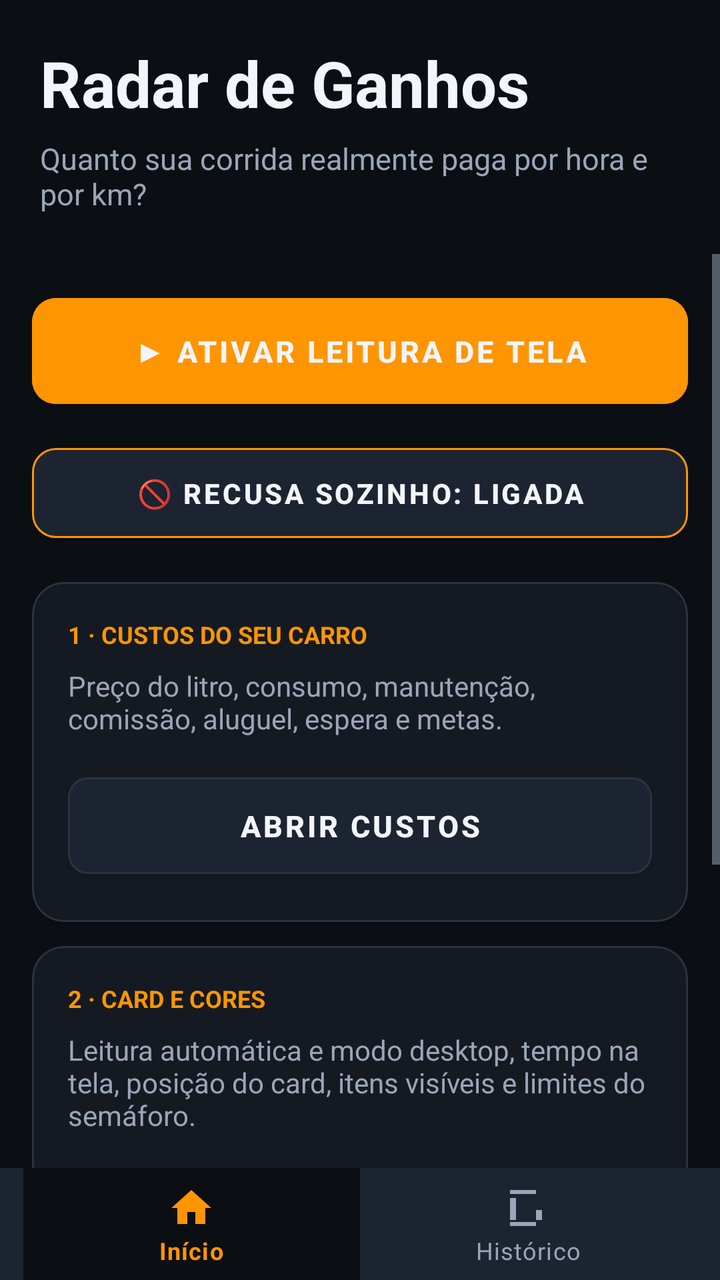
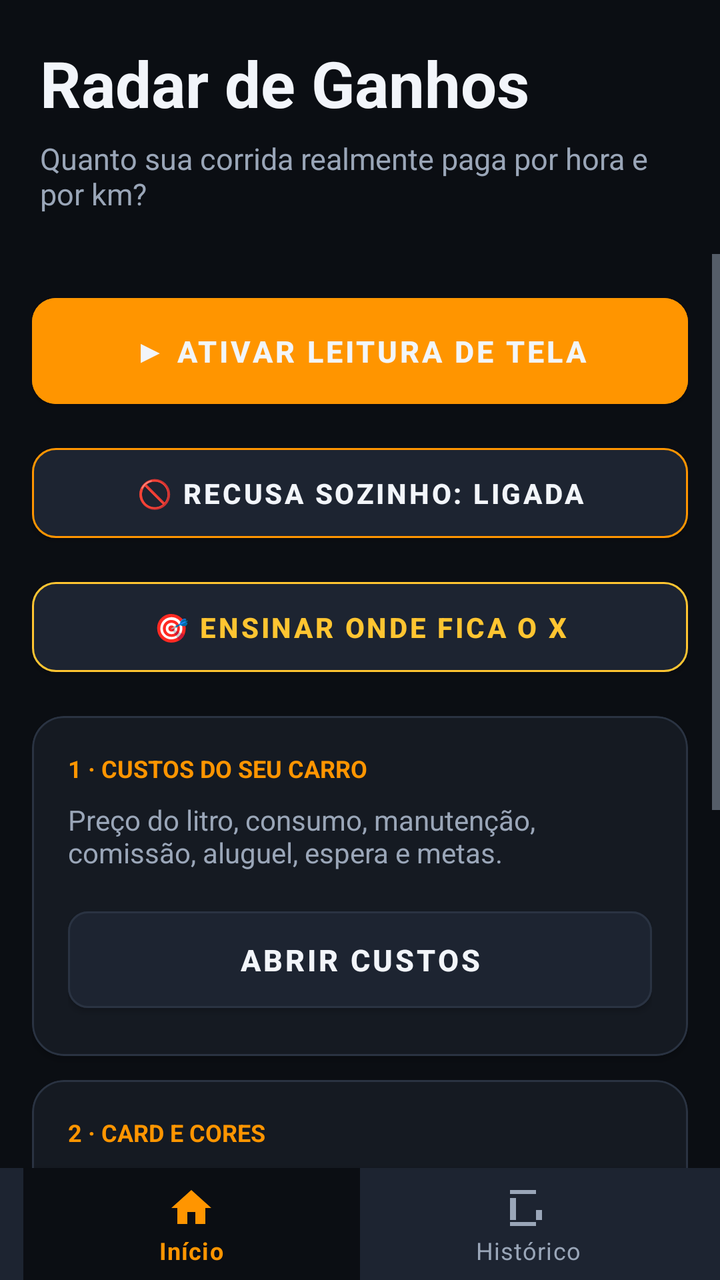

An Android layout rendered at two revisions. The XML below is the earlier revision; the diff shows what the commit changed to produce the second picture.
<!-- AndroidManifest.xml: application theme Theme.Radar -->
<!-- res/layout/activity_main.xml -->
<?xml version="1.0" encoding="utf-8"?>
<LinearLayout xmlns:android="http://schemas.android.com/apk/res/android"
    xmlns:app="http://schemas.android.com/apk/res-auto"
    android:layout_width="match_parent"
    android:layout_height="match_parent"
    android:background="@color/bg"
    android:orientation="vertical">

    
    <LinearLayout
        android:layout_width="match_parent"
        android:layout_height="wrap_content"
        android:orientation="vertical"
        android:padding="20dp"
        android:paddingTop="10dp">

        <TextView
            android:layout_width="wrap_content"
            android:layout_height="wrap_content"
            android:text="Radar de Ganhos"
            android:textColor="@color/text"
            android:textSize="32sp"
            android:textStyle="bold" />

        <TextView
            android:layout_width="wrap_content"
            android:layout_height="wrap_content"
            android:layout_marginTop="6dp"
            android:text="Quanto sua corrida realmente paga por hora e por km?"
            android:textColor="@color/textDim"
            android:textSize="15sp" />
    </LinearLayout>

    
    <ScrollView
        android:layout_width="match_parent"
        android:layout_height="0dp"
        android:layout_weight="1"
        android:fillViewport="true">

        <LinearLayout
            android:layout_width="match_parent"
            android:layout_height="wrap_content"
            android:orientation="vertical"
            android:padding="16dp">

            
            <com.google.android.material.button.MaterialButton
                android:id="@+id/btnToggleLeitura"
                android:layout_width="match_parent"
                android:layout_height="wrap_content"
                android:layout_marginBottom="10dp"
                android:backgroundTint="@color/orange"
                android:text="▶ ATIVAR LEITURA DE TELA"
                android:textColor="@color/text"
                android:textSize="15sp"
                android:textStyle="bold"
                android:padding="16dp"
                app:cornerRadius="12dp" />

            
            <com.google.android.material.button.MaterialButton
                android:id="@+id/btnRecusa"
                android:layout_width="match_parent"
                android:layout_height="wrap_content"
                android:layout_marginBottom="16dp"
                android:backgroundTint="@color/surface2"
                android:text="🚫 RECUSA SOZINHO: LIGADA"
                android:textColor="@color/text"
                android:textSize="14sp"
                android:textStyle="bold"
                android:padding="13dp"
                app:cornerRadius="12dp"
                app:strokeColor="@color/orange"
                app:strokeWidth="1dp" />

            
            <com.google.android.material.card.MaterialCardView
                android:layout_width="match_parent"
                android:layout_height="wrap_content"
                android:layout_marginBottom="12dp"
                app:cardBackgroundColor="@color/surface"
                app:cardCornerRadius="16dp"
                app:cardElevation="2dp"
                app:strokeColor="@color/stroke"
                app:strokeWidth="1dp">

                <LinearLayout
                    android:layout_width="match_parent"
                    android:layout_height="wrap_content"
                    android:orientation="vertical"
                    android:padding="18dp">

                    <TextView
                        android:layout_width="wrap_content"
                        android:layout_height="wrap_content"
                        android:text="1 · CUSTOS DO SEU CARRO"
                        android:textColor="@color/orange"
                        android:textSize="12sp"
                        android:textStyle="bold" />

                    <TextView
                        android:layout_width="match_parent"
                        android:layout_height="wrap_content"
                        android:layout_marginTop="8dp"
                        android:text="Preço do litro, consumo, manutenção, comissão, aluguel, espera e metas."
                        android:textColor="@color/textDim"
                        android:textSize="14sp" />

                    <com.google.android.material.button.MaterialButton
                        android:id="@+id/btnCustos"
                        android:layout_width="match_parent"
                        android:layout_height="wrap_content"
                        android:layout_marginTop="14dp"
                        android:backgroundTint="@color/surface2"
                        android:text="Abrir Custos"
                        android:textColor="@color/text"
                        android:textSize="15sp"
                        android:textStyle="bold"
                        android:padding="14dp"
                        app:cornerRadius="10dp"
                        app:strokeColor="@color/stroke"
                        app:strokeWidth="1dp" />
                </LinearLayout>
            </com.google.android.material.card.MaterialCardView>

            
            <com.google.android.material.card.MaterialCardView
                android:layout_width="match_parent"
                android:layout_height="wrap_content"
                android:layout_marginBottom="16dp"
                app:cardBackgroundColor="@color/surface"
                app:cardCornerRadius="16dp"
                app:cardElevation="2dp"
                app:strokeColor="@color/stroke"
                app:strokeWidth="1dp">

                <LinearLayout
                    android:layout_width="match_parent"
                    android:layout_height="wrap_content"
                    android:orientation="vertical"
                    android:padding="18dp">

                    <TextView
                        android:layout_width="wrap_content"
                        android:layout_height="wrap_content"
                        android:text="2 · CARD E CORES"
                        android:textColor="@color/orange"
                        android:textSize="12sp"
                        android:textStyle="bold" />

                    <TextView
                        android:layout_width="match_parent"
                        android:layout_height="wrap_content"
                        android:layout_marginTop="8dp"
                        android:text="Leitura automática e modo desktop, tempo na tela, posição do card, itens visíveis e limites do semáforo."
                        android:textColor="@color/textDim"
                        android:textSize="14sp" />

                    <com.google.android.material.button.MaterialButton
                        android:id="@+id/btnCardConfig"
                        android:layout_width="match_parent"
                        android:layout_height="wrap_content"
                        android:layout_marginTop="14dp"
                        android:backgroundTint="@color/surface2"
                        android:text="Abrir Card e Cores"
                        android:textColor="@color/text"
                        android:textSize="15sp"
                        android:textStyle="bold"
                        android:padding="14dp"
                        app:cornerRadius="10dp"
                        app:strokeColor="@color/stroke"
                        app:strokeWidth="1dp" />
                </LinearLayout>
            </com.google.android.material.card.MaterialCardView>

            
            <com.google.android.material.card.MaterialCardView
                android:layout_width="match_parent"
                android:layout_height="wrap_content"
                app:cardBackgroundColor="@color/surface"
                app:cardCornerRadius="16dp"
                app:cardElevation="1dp"
                app:strokeColor="@color/stroke"
                app:strokeWidth="1dp">

                <LinearLayout
                    android:layout_width="match_parent"
                    android:layout_height="wrap_content"
                    android:orientation="vertical"
                    android:padding="16dp">

                    <TextView
                        android:layout_width="wrap_content"
                        android:layout_height="wrap_content"
                        android:text="STATUS"
                        android:textColor="@color/textDim"
                        android:textSize="11sp"
                        android:textStyle="bold" />

                    <TextView
                        android:id="@+id/tvStatus"
                        android:layout_width="match_parent"
                        android:layout_height="wrap_content"
                        android:layout_marginTop="8dp"
                        android:text="Serviço desativado."
                        android:textColor="@color/textDim"
                        android:textSize="14sp" />

                    <TextView
                        android:layout_width="match_parent"
                        android:layout_height="wrap_content"
                        android:layout_marginTop="6dp"
                        android:text="Toque em ATIVAR LEITURA DE TELA acima."
                        android:textColor="@color/textDim"
                        android:textSize="12sp" />
                </LinearLayout>
            </com.google.android.material.card.MaterialCardView>

            <Space
                android:layout_width="match_parent"
                android:layout_height="24dp" />
        </LinearLayout>
    </ScrollView>

    
    <com.google.android.material.bottomnavigation.BottomNavigationView
        android:id="@+id/bottomNav"
        android:layout_width="match_parent"
        android:layout_height="wrap_content"
        android:background="@color/surface2"
        app:itemBackground="@drawable/bg_bottom_nav_item"
        app:itemIconTint="@color/bottom_nav_color"
        app:itemTextColor="@color/bottom_nav_color"
        app:menu="@menu/bottom_nav" />

</LinearLayout>
<!-- resources referenced by this layout -->
<resources>
  <color name="bg">#0B0E13</color>
  <color name="orange">#FF9500</color>
  <color name="stroke">#2A3342</color>
  <color name="surface">#151A22</color>
  <color name="surface2">#1D2431</color>
  <color name="text">#F2F5FA</color>
  <color name="textDim">#9AA6B8</color>
  <!-- drawable bg_bottom_nav_item (drawable) -->
  <?xml version="1.0" encoding="utf-8"?>
  <selector xmlns:android="http://schemas.android.com/apk/res/android">
      <item android:drawable="@color/bg" android:state_checked="true" />
      <item android:drawable="@color/surface2" />
  </selector>
  <style name="Theme.Radar" parent="Theme.MaterialComponents.NoActionBar">
          <item name="android:statusBarColor">@color/bg</item>
          <item name="android:navigationBarColor">@color/bg</item>
          <item name="android:windowBackground">@color/bg</item>
          <item name="android:textColorPrimary">@color/text</item>
          <item name="android:textColorSecondary">@color/textDim</item>
          <item name="colorPrimary">@color/orange</item>
          <item name="colorSecondary">@color/blue</item>
          <item name="colorOnPrimary">#101418</item>
          <item name="android:textColorHint">@color/textDim</item>
          <item name="android:forceDarkAllowed" tools:targetApi="q">false</item>
      </style>
  <color name="blue">#4C8DFF</color>
</resources>

<!-- the commit's change to res/layout/activity_main.xml (unified diff, before → after) -->
@@ -63,7 +63,7 @@
                 android:id="@+id/btnRecusa"
                 android:layout_width="match_parent"
                 android:layout_height="wrap_content"
-                android:layout_marginBottom="16dp"
+                android:layout_marginBottom="10dp"
                 android:backgroundTint="@color/surface2"
                 android:text="🚫 RECUSA SOZINHO: LIGADA"
                 android:textColor="@color/text"
@@ -72,6 +72,22 @@
                 android:padding="13dp"
                 app:cornerRadius="12dp"
                 app:strokeColor="@color/orange"
+                app:strokeWidth="1dp" />
+
+            
+            <com.google.android.material.button.MaterialButton
+                android:id="@+id/btnEnsinaX"
+                android:layout_width="match_parent"
+                android:layout_height="wrap_content"
+                android:layout_marginBottom="16dp"
+                android:backgroundTint="@color/surface2"
+                android:text="🎯 ENSINAR ONDE FICA O X"
+                android:textColor="@color/yellow"
+                android:textSize="14sp"
+                android:textStyle="bold"
+                android:padding="13dp"
+                app:cornerRadius="12dp"
+                app:strokeColor="@color/yellow"
                 app:strokeWidth="1dp" />
 
             
<!-- resource entries referenced after the edit -->
@@ -7,6 +7,7 @@
   <color name="surface2">#1D2431</color>
   <color name="text">#F2F5FA</color>
   <color name="textDim">#9AA6B8</color>
+  <color name="yellow">#FFC531</color>
   <!-- drawable bg_bottom_nav_item (drawable) -->
   <?xml version="1.0" encoding="utf-8"?>
   <selector xmlns:android="http://schemas.android.com/apk/res/android">
